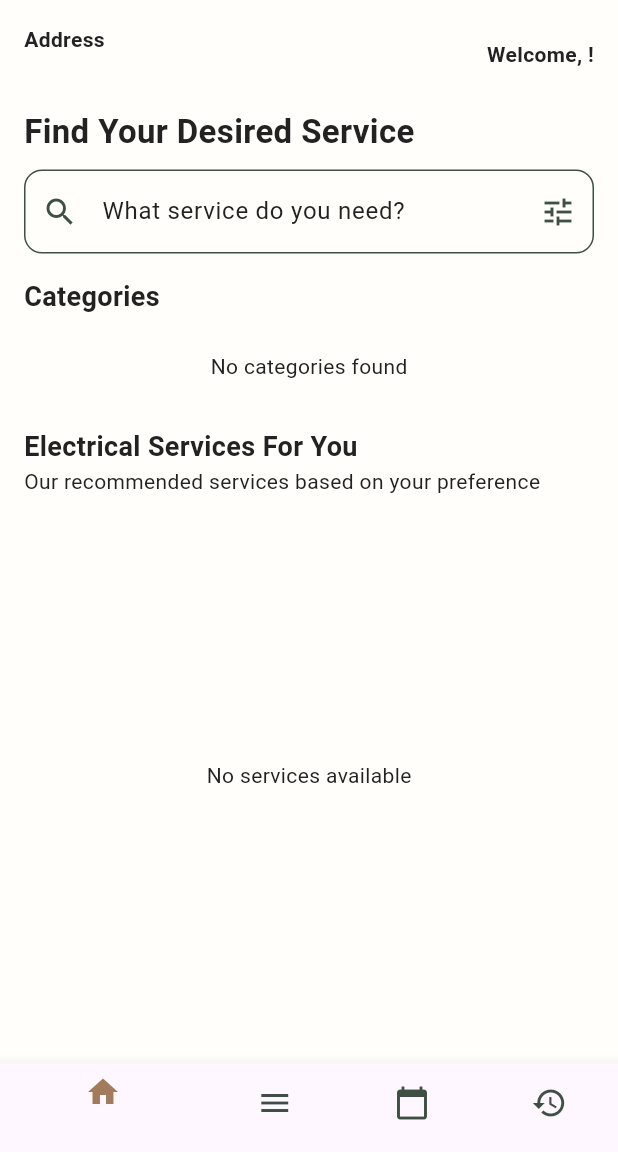
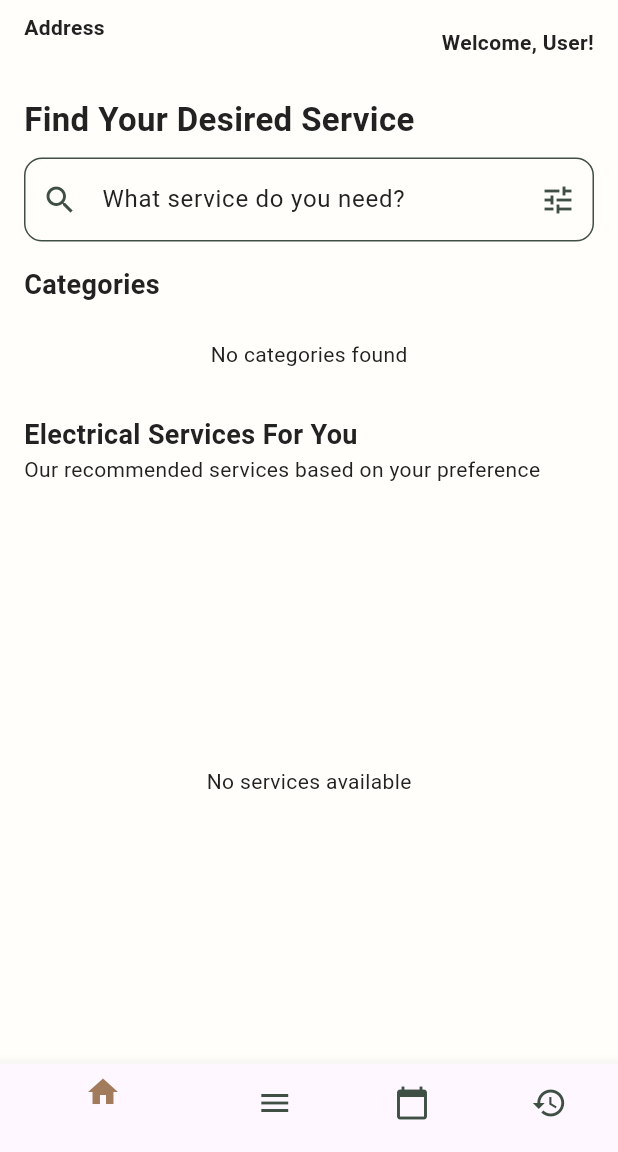
Before and after one commit to AminBihamta/homely, a Flutter app: the HomeScreen screen opened directly, on a phone screen of 412 x 824 dp, the part 84-1236 px from its top. Run offline on Flutter 3.47's test engine with Material 3 defaults, Android fonts, the phone set to English and light mode, and no system bars; our stand-ins replace cloud_firestore, firebase_auth, firebase_core; accounts and stored records are empty.

Commit message:
fixed icons and some hardcoded stuff

```diff
--- a/lib/home_screen.dart
+++ b/lib/home_screen.dart
@@ -1,8 +1,8 @@
 import 'package:flutter/material.dart';
 import 'package:cloud_firestore/cloud_firestore.dart';
+import 'package:firebase_auth/firebase_auth.dart';
+import '../services/auth_service.dart';
 import '../screens/login_screen.dart';
-import '../services/auth_service.dart';
-import 'package:firebase_auth/firebase_auth.dart';
 import 'theme/colors.dart';
 
 class HomeScreen extends StatefulWidget {
@@ -13,7 +13,7 @@ class HomeScreen extends StatefulWidget {
 }
 
 class _HomeScreenState extends State<HomeScreen> {
-  String selectedCategory = 'Electrical'; // Default category
+  String selectedCategory = 'Electrical';
 
   void logout(BuildContext context) {
     AuthService.signOut();
@@ -23,32 +23,34 @@ class _HomeScreenState extends State<HomeScreen> {
     );
   }
 
-  IconData getIconData(String iconName) {
-    switch (iconName) {
-      case 'bolt':
-        return Icons.bolt;
-      case 'plumbing':
-        return Icons.plumbing;
+  IconData getMaterialIcon(String iconName) {
+    switch (iconName.toLowerCase()) {
+      case 'format_paint':
+        return Icons.format_paint;
       case 'cleaning_services':
         return Icons.cleaning_services;
+      case 'hardware_rounded':
+        return Icons.plumbing;
       case 'electrical_services':
         return Icons.electrical_services;
-      case 'handyman':
-        return Icons.handyman;
       default:
-        return Icons.category; // default fallback
+        return Icons.category;
     }
   }
 
   Future<Map<String, dynamic>?> fetchUserData() async {
     final user = FirebaseAuth.instance.currentUser;
     if (user == null) return null;
+
     final uid = user.uid;
     final email = user.email ?? '';
     final username = email.split('@').first;
+
     final doc =
         await FirebaseFirestore.instance.collection('user_data').doc(uid).get();
+
     if (!doc.exists) return null;
+
     final data = doc.data() ?? {};
     data['username'] = username;
     return data;
@@ -57,6 +59,7 @@ class _HomeScreenState extends State<HomeScreen> {
   @override
   Widget build(BuildContext context) {
     return Scaffold(
+      backgroundColor: AppColors.background,
       appBar: AppBar(
         backgroundColor: AppColors.primary,
         title: const Text(
@@ -66,12 +69,10 @@ class _HomeScreenState extends State<HomeScreen> {
         actions: [
           IconButton(
             icon: const Icon(Icons.logout, color: AppColors.highlight),
-            tooltip: 'Logout',
             onPressed: () => logout(context),
           ),
         ],
       ),
-      backgroundColor: AppColors.background,
       bottomNavigationBar: BottomNavigationBar(
         currentIndex: 0,
         selectedItemColor: AppColors.highlight,
@@ -86,83 +87,47 @@ class _HomeScreenState extends State<HomeScreen> {
       ),
       body: SafeArea(
         child: Padding(
-          padding: const EdgeInsets.all(16),
+          padding: const EdgeInsets.symmetric(horizontal: 16),
           child: Column(
             crossAxisAlignment: CrossAxisAlignment.start,
             children: [
-              // Address and welcome
               FutureBuilder<Map<String, dynamic>?>(
                 future: fetchUserData(),
                 builder: (context, snapshot) {
-                  if (snapshot.connectionState == ConnectionState.waiting) {
-                    return Row(
-                      mainAxisAlignment: MainAxisAlignment.spaceBetween,
-                      children: const [
-                        Text(
-                          'Address\n...',
-                          style: TextStyle(
-                            fontWeight: FontWeight.w600,
-                            color: AppColors.text,
-                          ),
-                        ),
-                        Text(
-                          'Welcome, ...',
-                          style: TextStyle(
-                            fontWeight: FontWeight.w600,
-                            color: AppColors.text,
-                          ),
-                        ),
-                      ],
-                    );
-                  }
-                  if (snapshot.hasError ||
-                      !snapshot.hasData ||
-                      snapshot.data == null) {
-                    return Row(
-                      mainAxisAlignment: MainAxisAlignment.spaceBetween,
-                      children: const [
-                        Text(
-                          'Address\n-',
-                          style: TextStyle(
-                            fontWeight: FontWeight.w600,
-                            color: AppColors.text,
-                          ),
-                        ),
-                        Text(
-                          'Welcome!',
-                          style: TextStyle(
-                            fontWeight: FontWeight.w600,
-                            color: AppColors.text,
-                          ),
-                        ),
-                      ],
-                    );
-                  }
-                  final data = snapshot.data!;
-                  final address = data['Address'] ?? '-'; // Capital A
-                  final username = data['username'] ?? '';
+                  final userInfo = snapshot.data ?? {};
+                  final address = userInfo['Address'] ?? '-';
+                  final username = userInfo['username'] ?? '';
                   final displayName =
                       username.isNotEmpty
                           ? '${username[0].toUpperCase()}${username.substring(1)}'
-                          : '';
-                  return Row(
+                          : 'User';
+
+                  return Padding(
+                    padding: const EdgeInsets.only(top: 8),
+                    child: Row(
                       mainAxisAlignment: MainAxisAlignment.spaceBetween,
                       children: [
-                      Text(
+                        Flexible(
+                          child: Text(
                             'Address\n$address',
                             style: const TextStyle(
                               fontWeight: FontWeight.w600,
                               color: AppColors.text,
                             ),
                           ),
-                      Text(
+                        ),
+                        Flexible(
+                          child: Text(
                             'Welcome, $displayName!',
                             style: const TextStyle(
                               fontWeight: FontWeight.w600,
                               color: AppColors.text,
                             ),
+                            textAlign: TextAlign.end,
+                          ),
                         ),
                       ],
+                    ),
                   );
                 },
               ),
@@ -176,8 +141,6 @@ class _HomeScreenState extends State<HomeScreen> {
                 ),
               ),
               const SizedBox(height: 10),
-
-              // Search bar
               TextField(
                 decoration: InputDecoration(
                   hintText: 'What service do you need?',
@@ -208,8 +171,6 @@ class _HomeScreenState extends State<HomeScreen> {
                 style: const TextStyle(color: AppColors.text),
               ),
               const SizedBox(height: 16),
-
-              // Categories
               const Text(
                 'Categories',
                 style: TextStyle(
@@ -234,14 +195,7 @@ class _HomeScreenState extends State<HomeScreen> {
                         ),
                       );
                     }
-                    if (snapshot.hasError) {
-                      return Center(
-                        child: Text(
-                          'Error: ${snapshot.error}',
-                          style: const TextStyle(color: AppColors.text),
-                        ),
-                      );
-                    }
+
                     if (!snapshot.hasData || snapshot.data!.docs.isEmpty) {
                       return const Center(
                         child: Text(
@@ -250,22 +204,22 @@ class _HomeScreenState extends State<HomeScreen> {
                         ),
                       );
                     }
+
                     final categories = snapshot.data!.docs;
-
-                    return ListView.builder(
+                    return ListView.separated(
                       scrollDirection: Axis.horizontal,
                       itemCount: categories.length,
+                      separatorBuilder: (_, __) => const SizedBox(width: 8),
                       itemBuilder: (context, index) {
                         final doc = categories[index];
                         final cat = doc.id;
-                        final iconName = doc['icon'] as String? ?? 'category';
+                        final iconName =
+                            (doc['icon'] as String?)?.trim() ?? 'category';
                         final isSelected = cat == selectedCategory;
 
-                        return Padding(
-                          padding: const EdgeInsets.only(right: 8),
-                          child: ChoiceChip(
+                        return ChoiceChip(
                           avatar: Icon(
-                              getIconData(iconName),
+                            getMaterialIcon(iconName),
                             size: 20,
                             color:
                                 isSelected
@@ -284,9 +238,9 @@ class _HomeScreenState extends State<HomeScreen> {
                           selected: isSelected,
                           selectedColor: AppColors.highlight,
                           backgroundColor: AppColors.background,
+                          showCheckmark: false, // <-- Add this line
                           onSelected:
                               (_) => setState(() => selectedCategory = cat),
-                          ),
                         );
                       },
                     );
@@ -294,8 +248,6 @@ class _HomeScreenState extends State<HomeScreen> {
                 ),
               ),
               const SizedBox(height: 16),
-
-              // Services title
               Text(
                 '$selectedCategory Services For You',
                 style: const TextStyle(
@@ -309,8 +261,6 @@ class _HomeScreenState extends State<HomeScreen> {
                 style: TextStyle(color: AppColors.text),
               ),
               const SizedBox(height: 10),
-
-              // Services list
               Expanded(
                 child: StreamBuilder<QuerySnapshot>(
                   stream:
@@ -319,7 +269,7 @@ class _HomeScreenState extends State<HomeScreen> {
                           .where('category', isEqualTo: selectedCategory)
                           .snapshots(),
                   builder: (context, snapshot) {
-                    if (!snapshot.hasData) {
+                    if (snapshot.connectionState == ConnectionState.waiting) {
                       return const Center(
                         child: CircularProgressIndicator(
                           color: AppColors.primary,
@@ -327,9 +277,7 @@ class _HomeScreenState extends State<HomeScreen> {
                       );
                     }
 
-                    final docs = snapshot.data!.docs;
-
-                    if (docs.isEmpty) {
+                    if (!snapshot.hasData || snapshot.data!.docs.isEmpty) {
                       return const Center(
                         child: Text(
                           'No services available',
@@ -338,31 +286,34 @@ class _HomeScreenState extends State<HomeScreen> {
                       );
                     }
 
-                    return ListView.builder(
+                    final docs = snapshot.data!.docs;
+
+                    return ListView.separated(
                       scrollDirection: Axis.horizontal,
+                      padding: const EdgeInsets.symmetric(horizontal: 4),
                       itemCount: docs.length,
+                      separatorBuilder: (_, __) => const SizedBox(width: 12),
                       itemBuilder: (context, index) {
                         final data = docs[index].data() as Map<String, dynamic>;
                         return Container(
-                          width: 200,
-                          margin: const EdgeInsets.only(right: 12),
+                          width: 180,
+                          margin: const EdgeInsets.only(bottom: 4),
                           child: Card(
                             color: AppColors.background,
                             elevation: 2,
                             shape: RoundedRectangleBorder(
                               borderRadius: BorderRadius.circular(12),
                             ),
+                            child: Padding(
+                              padding: const EdgeInsets.all(8),
                               child: Column(
                                 crossAxisAlignment: CrossAxisAlignment.start,
                                 children: [
-                                // Placeholder image
                                   Container(
-                                  height: 100,
+                                    height: 90,
                                     width: double.infinity,
                                     decoration: BoxDecoration(
-                                    borderRadius: const BorderRadius.vertical(
-                                      top: Radius.circular(12),
-                                    ),
+                                      borderRadius: BorderRadius.circular(8),
                                       color: AppColors.primary.withOpacity(0.1),
                                     ),
                                     child: const Icon(
@@ -371,32 +322,41 @@ class _HomeScreenState extends State<HomeScreen> {
                                       color: AppColors.primary,
                                     ),
                                   ),
-                                Padding(
-                                  padding: const EdgeInsets.all(8.0),
-                                  child: Text(
+                                  const SizedBox(height: 8),
+                                  Text(
                                     data['name'] ?? 'Service Name',
                                     style: const TextStyle(
                                       fontWeight: FontWeight.bold,
                                       color: AppColors.text,
                                     ),
+                                    maxLines: 1,
+                                    overflow: TextOverflow.ellipsis,
                                   ),
-                                ),
-                                Padding(
-                                  padding: const EdgeInsets.symmetric(
-                                    horizontal: 8.0,
-                                  ),
-                                  child: Row(
+                                  const SizedBox(height: 4),
+                                  Row(
                                     children: List.generate(
                                       5,
-                                      (i) => const Icon(
+                                      (_) => const Icon(
                                         Icons.star,
                                         color: AppColors.highlight,
                                         size: 16,
                                       ),
                                     ),
                                   ),
+                                  const SizedBox(height: 6),
+                                  Expanded(
+                                    child: Text(
+                                      data['description'] ?? '',
+                                      style: const TextStyle(
+                                        fontSize: 12,
+                                        color: AppColors.text,
+                                      ),
+                                      maxLines: 3,
+                                      overflow: TextOverflow.ellipsis,
+                                    ),
                                   ),
                                 ],
+                              ),
                             ),
                           ),
                         );
```
Lines whose indentation alone changed are shown as unchanged.
